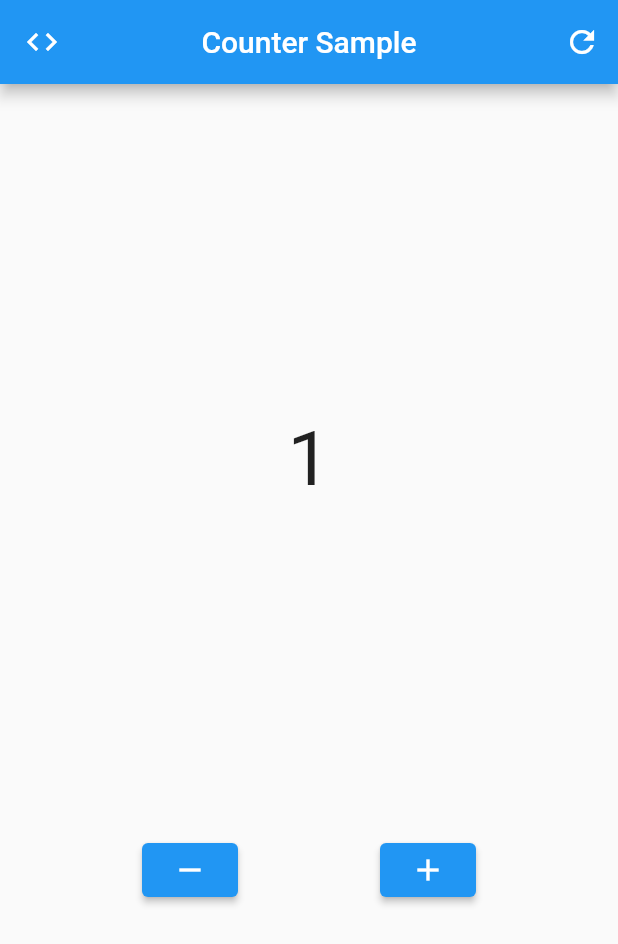
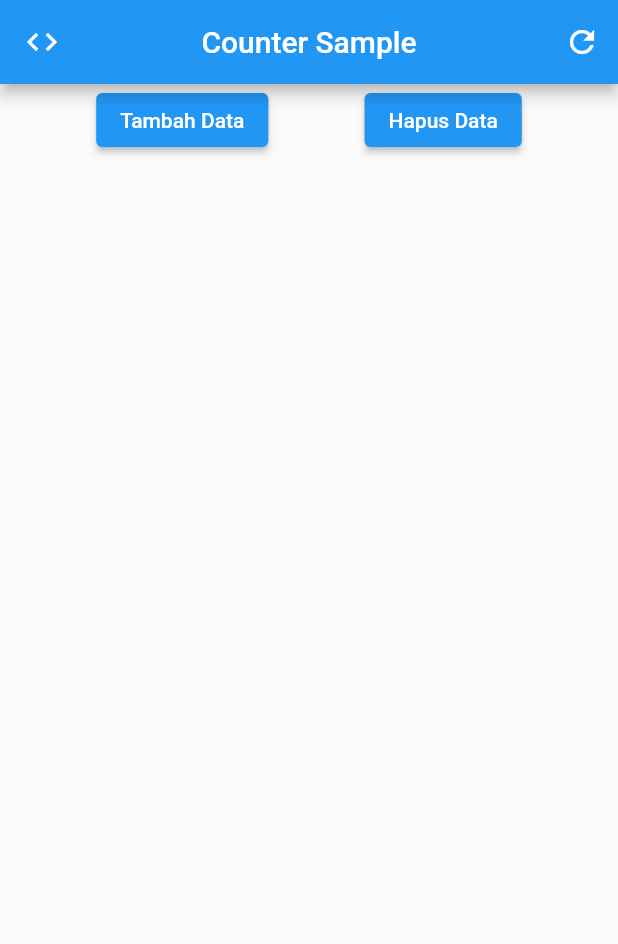
Before and after one commit to jutionck/beginning-flutter-course, a Flutter app: the screen it shows after launch, on a phone screen of 412 x 824 dp. Shown: the top 944 px of the screen. Run offline on Flutter 3.47's test engine with Material 2 defaults, Android fonts, the phone set to English and light mode, and no system bars.

Commit message:
Praktik Counter menggunakan Stateful Widget 2

```diff
--- a/lib/main.dart
+++ b/lib/main.dart
@@ -13,12 +13,14 @@ class MyApp extends StatefulWidget {
 
 class _MyAppState extends State<MyApp> {
   int counter = 1;
+  List<Widget> widgets = [];
 
   @override
   Widget build(BuildContext context) {
     return MaterialApp(
-      debugShowCheckedModeBanner: false, // menghilangkan banner showDebugBanner
-      home: Scaffold(
+        debugShowCheckedModeBanner:
+            false, // menghilangkan banner showDebugBanner
+        home: Scaffold(
           appBar: AppBar(
             leading: Icon(Icons.code), // biasanya icon
             title: Text('Counter Sample'),
@@ -30,36 +32,37 @@ class _MyAppState extends State<MyApp> {
               )
             ],
           ),
-          body: Column(
-            mainAxisAlignment: MainAxisAlignment.spaceEvenly,
+          body: ListView(
             children: [
-              Text(
-                "$counter",
-                style: TextStyle(fontSize: 50 + double.parse(counter.toString())),
-              ),
               Row(
                 mainAxisAlignment: MainAxisAlignment.spaceEvenly,
                 children: [
                   ElevatedButton(
                       onPressed: () {
-                        if(counter != 1) {
-                          setState(() {
-                            counter--;
-                          });
-                        }
+                        setState(() {
+                          widgets.add(
+                            Text("Data ke " + counter.toString(), style: TextStyle(fontSize: 30),),
+                          );
+                          counter++;
+                        });
                       },
-                      child: Icon(Icons.remove)),
+                      child: Text("Tambah Data")),
                   ElevatedButton(
                       onPressed: () {
                         setState(() {
-                          counter++;
+                          widgets.removeLast();
+                          counter--;
                         });
                       },
-                      child: Icon(Icons.add))
+                      child: Text("Hapus Data"))
                 ],
+              ),
+              Column(
+                crossAxisAlignment: CrossAxisAlignment.center,
+                children: widgets,
               )
             ],
-          )),
-    );
+          ),
+        ));
   }
 }
```
